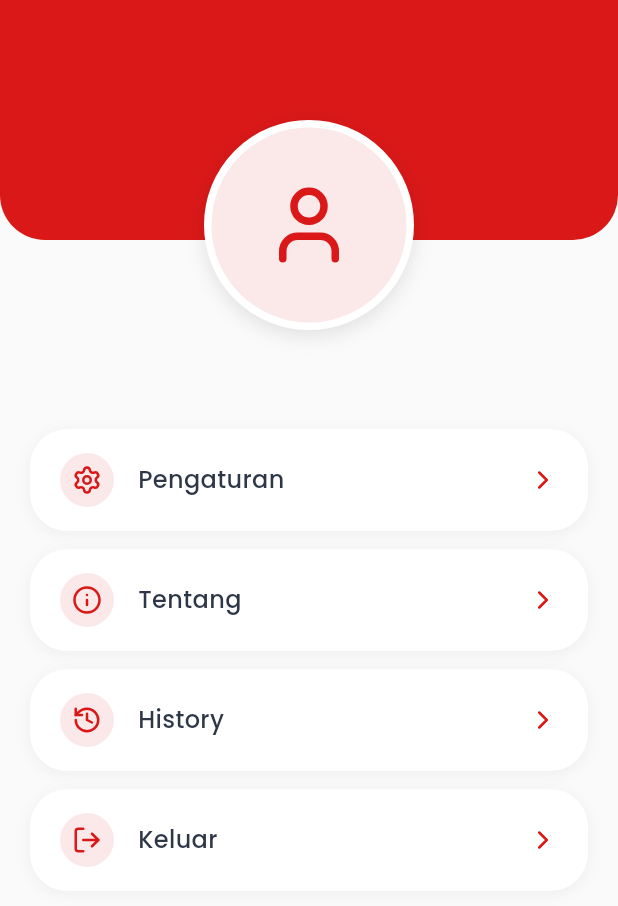
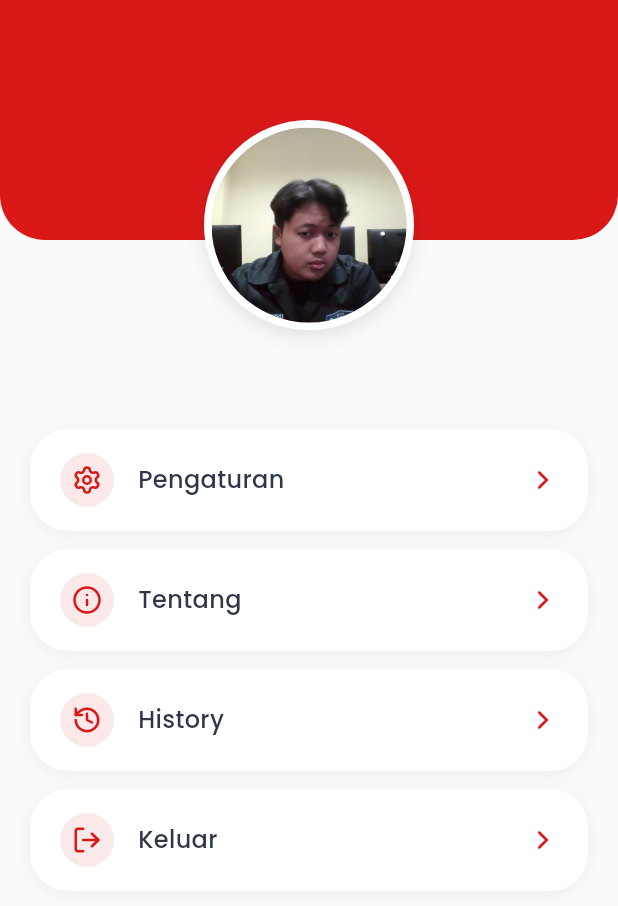
Before and after one commit to thisgleammm/rafflimotor, a Flutter app: the ProfilePage screen opened directly with empty values, on a phone screen of 412 x 824 dp. Shown: the top 906 px of the screen. Run offline on Flutter 3.47's test engine with Material 3 defaults, Android fonts, the phone set to English and light mode, and no system bars; our stand-ins replace fl_chart, flutter_dotenv, flutter_image_compress, google_fonts, image_picker, lucide_icons and 5 more; accounts and stored records are empty.

Commit message:
feat: update profile page UI and functionality

```diff
--- a/lib/screens/profile_page.dart
+++ b/lib/screens/profile_page.dart
@@ -61,16 +61,9 @@ class ProfilePage extends StatelessWidget {
                         ),
                       ],
                     ),
-                    child: CircleAvatar(
+                    child: const CircleAvatar(
                       radius: 65,
-                      backgroundColor: const Color(
-                        0xFFDA1818,
-                      ).withValues(alpha: 0.1),
-                      child: const Icon(
-                        LucideIcons.user,
-                        size: 60,
-                        color: Color(0xFFDA1818),
-                      ),
+                      backgroundImage: AssetImage('assets/profile.jpg'),
                     ),
                   ),
                 ),
```
